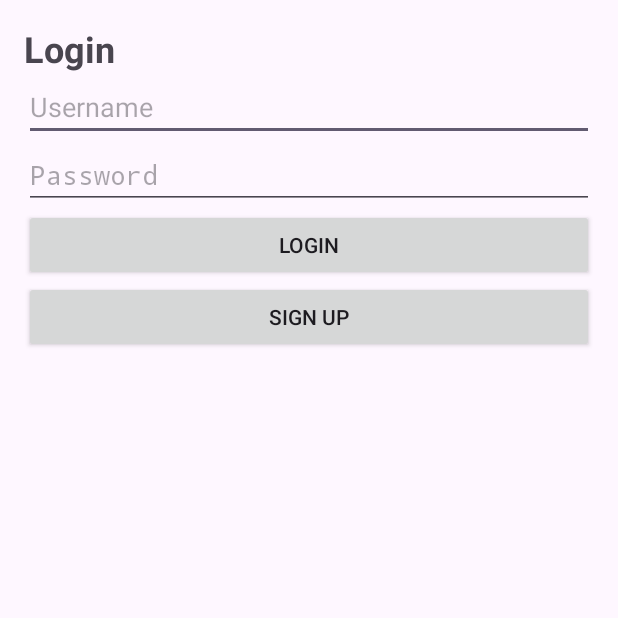
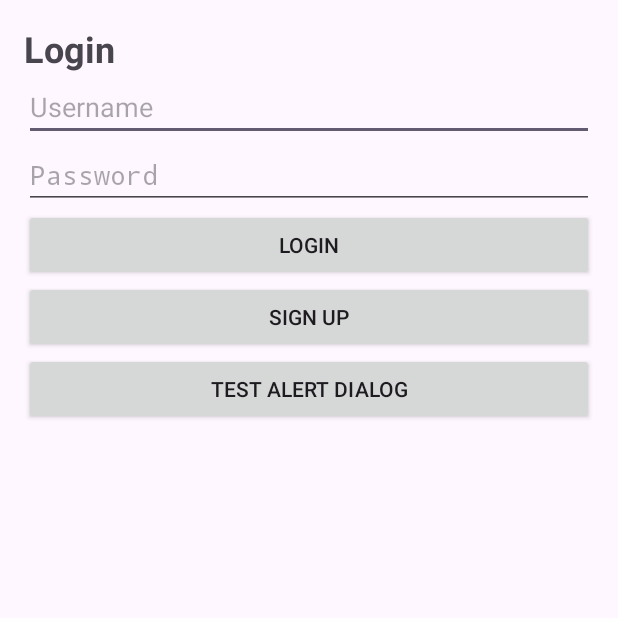
Before and after one commit to CatalizCS/Mobile-Application-Development, an Android app: the screen it shows after launch (LoginActivity), on a phone screen of 412 x 824 dp, the top half of it. Run offline under Robolectric (Android 15) with nearby library versions, the phone set to English and light mode, and no system bars.

Commit message:
Buổi 2: Alert Dialog (Hộp thoại cảnh báo) trong Android

```diff
--- a/app/src/main/res/layout/login_linear_layout.xml
+++ b/app/src/main/res/layout/login_linear_layout.xml
@@ -3,7 +3,9 @@
 	android:layout_width="match_parent"
 	android:layout_height="match_parent"
 	android:orientation="vertical"
-	android:padding="16dp">
+	android:padding="16dp"
+	xmlns:tools="http://schemas.android.com/tools"
+	tools:context=".LoginActivity">
 
 	<TextView
 		android:layout_width="wrap_content"
@@ -38,4 +40,11 @@
 		android:layout_height="wrap_content"
 		android:text="Sign Up"/>
 
+	<Button
+		android:id="@+id/AlertDialog"
+		android:layout_width="match_parent"
+		android:layout_height="wrap_content"
+		android:onClick="TestAlertDialog"
+		android:text="Test Alert Dialog"/>
+
 </LinearLayout>
```
Also changed, not shown: app/src/main/java/com/tama/android/LoginActivity.java (+19 -0 lines).
